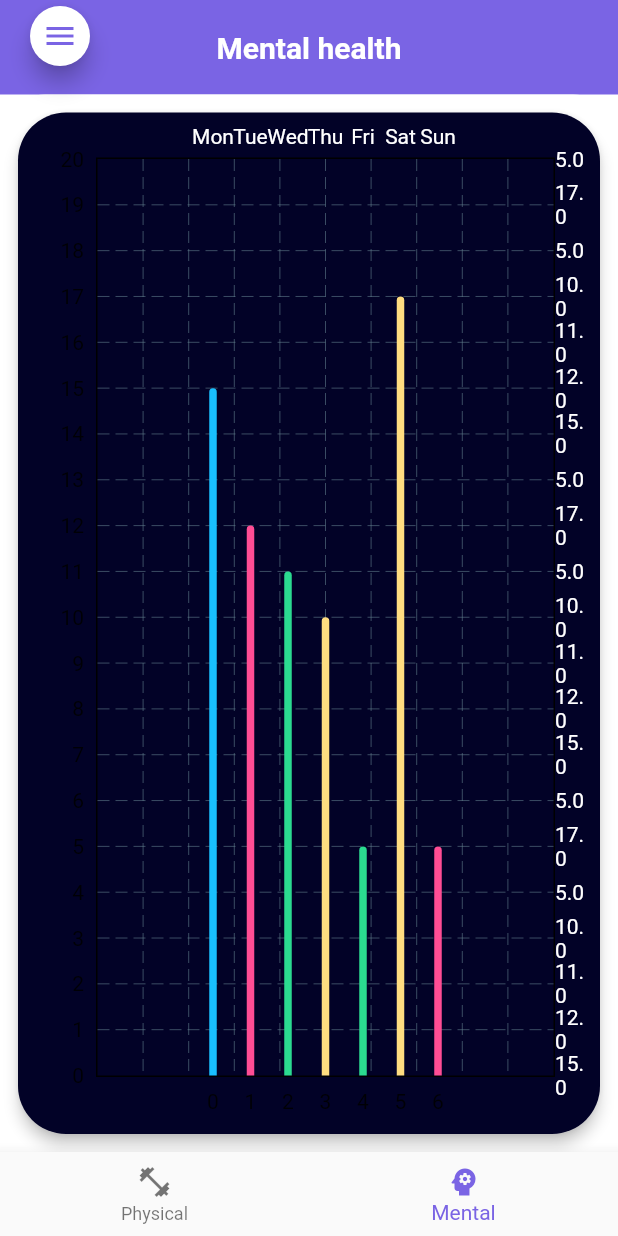
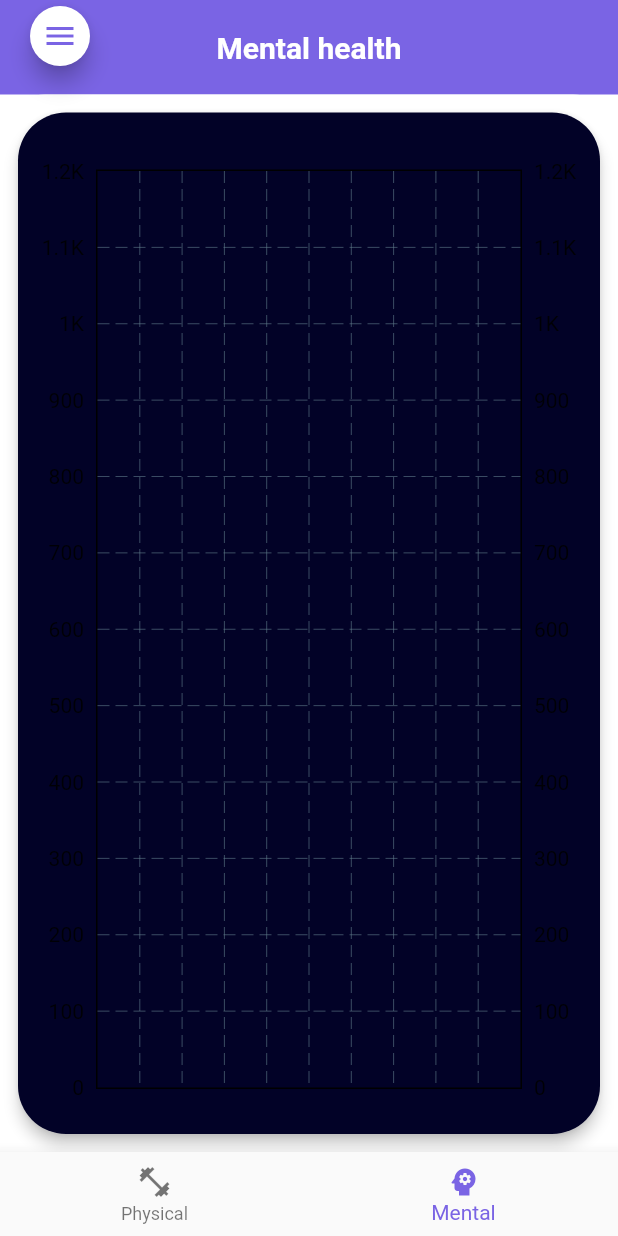
Before and after one commit to rks369/swastha_health_app, a Flutter app: the Home screen opened directly, item 2 of the bottom bar chosen, on a phone screen of 412 x 824 dp. Run offline on Flutter 3.47's test engine with Material 2 defaults, Android fonts, the phone set to English and light mode, and no system bars; drawn by our look-alikes of fl_chart, flutter_advanced_drawer; our stand-ins replace cloud_firestore, firebase_auth, firebase_core, firebase_storage, flutter_bloc, flutter_spinkit and 8 more; missing offline and left inert: dart:ffi; accounts and stored records are empty.

Commit message:
Minor Update

```diff
--- a/lib/graph/barchartwidget.dart
+++ b/lib/graph/barchartwidget.dart
@@ -1,43 +1,75 @@
+import 'dart:ffi';
+
 import 'package:fl_chart/fl_chart.dart';
 import 'package:flutter/material.dart';
-import 'package:swastha/graph/bardata.dart';
+import 'package:swastha/database/sql_helper.dart';
+import 'package:swastha/models/graph_data.dart';
+import 'package:swastha/utils/constants.dart';
 import 'package:swastha/utils/styles.dart';
 
-class BarChartWidget extends StatelessWidget {
+class BarChartWidget extends StatefulWidget {
   const BarChartWidget({Key? key}) : super(key: key);
 
   @override
-  Widget build(BuildContext context) => BarChart(BarChartData(
+  State<BarChartWidget> createState() => _BarChartWidgetState();
+}
+
+class _BarChartWidgetState extends State<BarChartWidget> {
+  final List<GraphData> dataList = [];
+
+  @override
+  void initState() {
+    super.initState();
+    loadData();
+  }
+
+  void loadData() async {
+    final List<Map<String, dynamic>> result = await SQLHelper.getItems();
+
+    for (int i = 0; i < result.length; i++) {
+      dataList.add(GraphData(
+          name: result[i]['date'],
+          id: i,
+          y: result[i]['waterTaken'] * 1.0,
+          color: barColor[i % 7]));
+    }
+    setState(() {
+      print(dataList);
+    });
+  }
+
+  @override
+  Widget build(BuildContext context) {
+    return BarChart(BarChartData(
       alignment: BarChartAlignment.center,
-        maxY: 20,
+      maxY: 1200,
       minY: 0,
-        groupsSpace: 20,
+      groupsSpace: 36,
       barTouchData: BarTouchData(enabled: true),
       titlesData: FlTitlesData(
         show: true,
-          rightTitles: AxisTitles(
+        // rightTitles: AxisTitles(
+        //     sideTitles: SideTitles(
+        //         showTitles: true,
+        //         getTitlesWidget: ((value, meta) {
+        //           return Text((dataList[(value.toInt())].y.toString()),
+        //               style: const TextStyle(color: kWhite));
+        //         }))),
+        bottomTitles: AxisTitles(
             sideTitles: SideTitles(
                 showTitles: true,
                 getTitlesWidget: ((value, meta) {
-                    return Text(
-                        (BarData.barData[(value.toInt() % 7)].y.toString()),
-                        style: const TextStyle(color: kWhite));
-                  }))),
-          topTitles: AxisTitles(
-              sideTitles: SideTitles(
-                  showTitles: true,
-                  getTitlesWidget: ((value, meta) {
-                    return Text(BarData.barData[value.toInt()].name,
+                  return Text(dataList[value.toInt()].name,
                       style: const TextStyle(color: kWhite));
                 }))),
       ),
-        barGroups: BarData.barData.map((data) {
+      barGroups: dataList.map((data) {
         return BarChartGroupData(
           x: data.id,
           barRods: [
             BarChartRodData(
               toY: data.y,
-                width: 5,
+              width: 12,
               color: data.color,
               borderRadius: data.y > 0
                   ? const BorderRadius.only(
@@ -54,3 +86,4 @@ class BarChartWidget extends StatelessWidget {
       }).toList(),
     ));
   }
+}
--- a/lib/graph/bardata.dart
+++ /dev/null
@@ -1,51 +0,0 @@
-import 'package:flutter/material.dart';
-import 'package:swastha/graph/data.dart';
-
-class BarData {
-  static int interval = 5;
-
-  static List<Data> barData = const [
-    Data(
-      id: 0,
-      name: 'Mon',
-      y: 15,
-      color: Color(0xff19bfff),
-    ),
-    Data(
-      name: 'Tue',
-      id: 1,
-      y: 12,
-      color: Color(0xffff4d94),
-    ),
-    Data(
-      name: 'Wed',
-      id: 2,
-      y: 11,
-      color: Color(0xff2bdb90),
-    ),
-    Data(
-      name: 'Thu',
-      id: 3,
-      y: 10,
-      color: Color(0xffffdd80),
-    ),
-    Data(
-      name: 'Fri',
-      id: 4,
-      y: 5,
-      color: Color(0xff2bdb90),
-    ),
-    Data(
-      name: 'Sat',
-      id: 5,
-      y: 17,
-      color: Color(0xffffdd80),
-    ),
-    Data(
-      name: 'Sun',
-      id: 6,
-      y: 5,
-      color: Color(0xffff4d94),
-    ),
-  ];
-}
--- a/lib/graph/data.dart
+++ b/lib/models/graph_data.dart
@@ -1,13 +1,13 @@
 import 'package:flutter/material.dart';
 
-class Data {
+class GraphData {
   // for ordering in the graph
   final int id;
   final String name;
   final double y;
   final Color color;
 
-  const Data({
+  const GraphData({
     required this.name,
     required this.id,
     required this.y,
--- a/lib/screens/home/add_water.dart
+++ b/lib/screens/home/add_water.dart
@@ -1,9 +1,7 @@
-import 'package:cloud_firestore/cloud_firestore.dart';
 import 'package:flutter/material.dart';
 import 'package:flutter_bloc/flutter_bloc.dart';
 import 'package:intl/intl.dart';
 import 'package:swastha/Bloc/auth_cubit.dart';
-import 'package:swastha/database/database_helper.dart';
 import 'package:swastha/screens/home.dart';
 import 'package:swastha/database/sql_helper.dart';
 import 'package:swastha/services/change_screen.dart';
--- a/lib/screens/home/mental_health.dart
+++ b/lib/screens/home/mental_health.dart
@@ -30,7 +30,7 @@ class MentalHealth extends StatelessWidget {
               color: kGrey,
               borderRadius: BorderRadius.only(
                   topLeft: Radius.circular(30), topRight: Radius.circular(30))),
-          child: BarChartPage(),
+          child: const BarChartPage(),
         )),
       ])),
     );
--- a/lib/utils/constants.dart
+++ b/lib/utils/constants.dart
@@ -0,0 +1,11 @@
+import 'package:flutter/cupertino.dart';
+
+const List<Color> barColor = [
+  Color(0xff19bfff),
+  Color(0xffff4d94),
+  Color(0xff2bdb90),
+  Color(0xffffdd80),
+  Color(0xff2bdb90),
+  Color(0xffffdd80),
+  Color(0xffff4d94)
+];
```
Also changed, not shown: lib/database/database_helper.dart (deleted, +0 -47 lines). Lines whose indentation alone changed are shown as unchanged.
